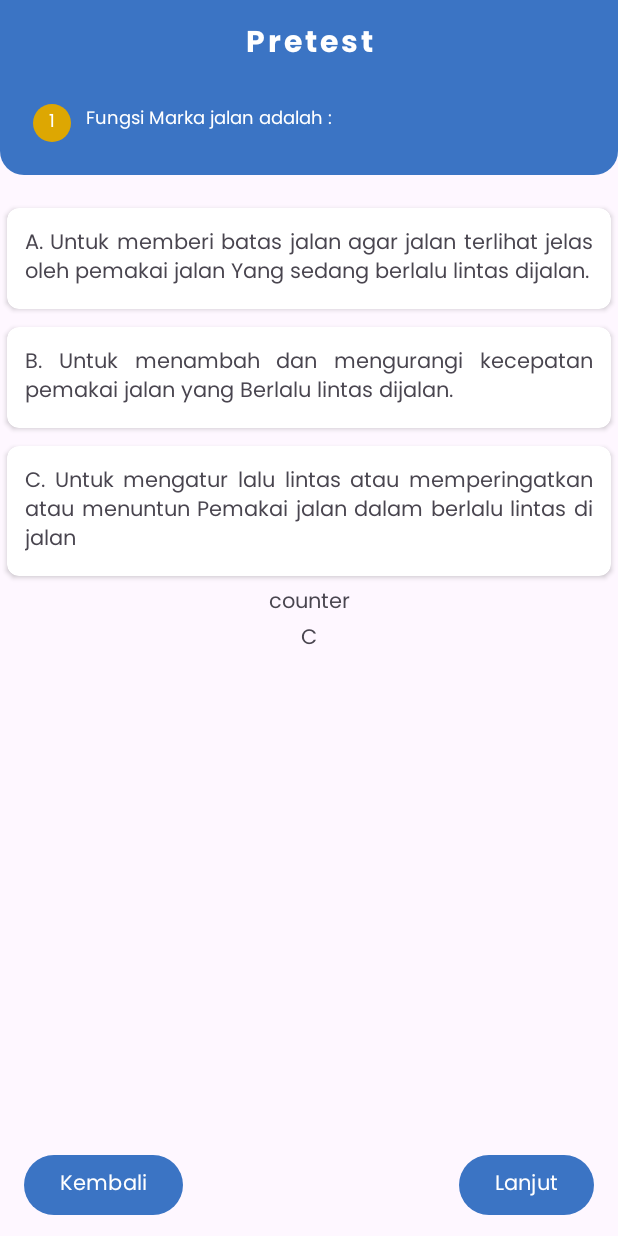
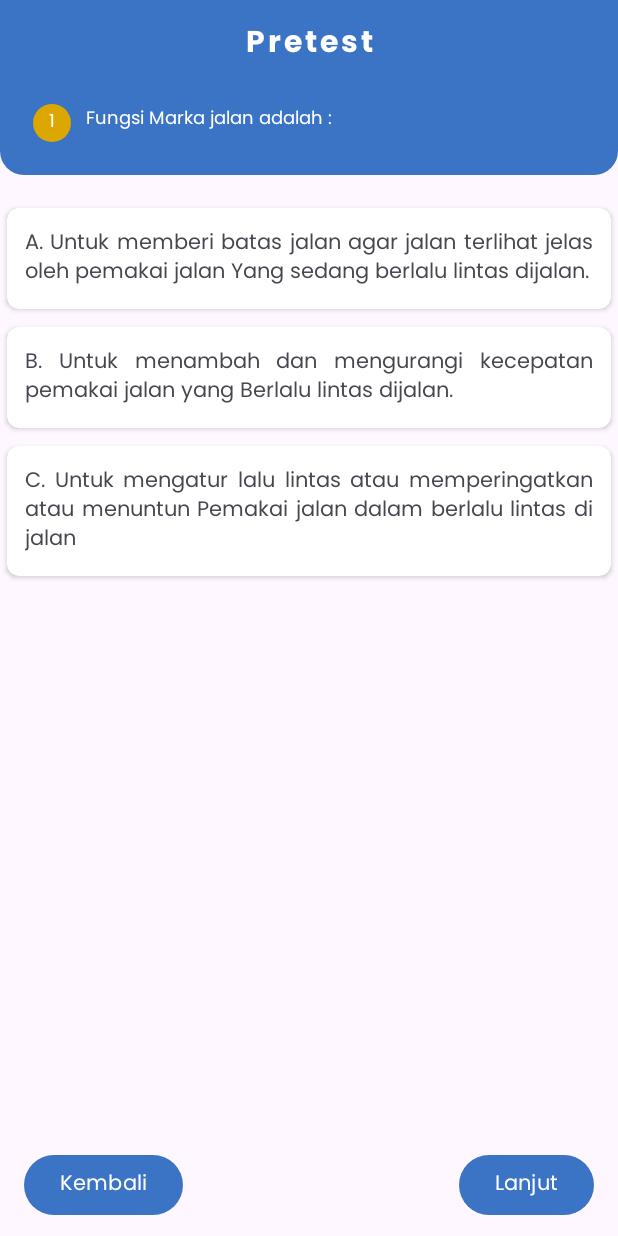
Before and after one commit to amaralfatah/traffic-safety-education-app, an Android app: the PreTestActivity screen opened directly, with no data from a screen before it, on a phone screen of 412 x 824 dp. Run offline under Robolectric (Android 15) with nearby library versions, the phone set to English and light mode, and no system bars; our stand-ins replace Room's generated code.

Commit message:
fix upload v1

```diff
--- a/app/src/main/java/com/eduproject/trafficsafetyeducation/posttest/PosttestActivity.kt
+++ b/app/src/main/java/com/eduproject/trafficsafetyeducation/posttest/PosttestActivity.kt
@@ -69,7 +69,7 @@ class PosttestActivity : AppCompatActivity() {
         if (!userAnswers.containsKey(currentIndex)) {
             answeredCorrectly[currentIndex] = false
         }
-        binding.clickedAnswer.text = currentItem.correctAnswer
+//        binding.clickedAnswer.text = currentItem.correctAnswer
         updateImage(currentItem.images)
 
 
@@ -123,7 +123,7 @@ class PosttestActivity : AppCompatActivity() {
         }
 
         userAnswers[currentIndex] = clickAnswer
-        binding.counter.text = "skor $correctAnswerCount"
+//        binding.counter.text = "skor $correctAnswerCount"
     }
 
     private fun navigateToNextQuestion(data: List<Postest>) {
--- a/app/src/main/java/com/eduproject/trafficsafetyeducation/pretest/PreTestActivity.kt
+++ b/app/src/main/java/com/eduproject/trafficsafetyeducation/pretest/PreTestActivity.kt
@@ -71,7 +71,7 @@ class PreTestActivity : AppCompatActivity() {
         if (!userAnswers.containsKey(currentIndex)) {
             answeredCorrectly[currentIndex] = false
         }
-        binding.clickedAnswer.text = currentItem.correctAnswer
+//        binding.clickedAnswer.text = currentItem.correctAnswer
         updateImage(currentItem.images)
 
         val currentAnswer = userAnswers[currentIndex]?:""
@@ -122,7 +122,7 @@ class PreTestActivity : AppCompatActivity() {
         }
 
         userAnswers[currentIndex] = clickAnswer
-        binding.counter.text = "skor $correctAnswerCount"
+//        binding.counter.text = "skor $correctAnswerCount"
     }
 
     private fun navigateToNextQuestion(data: List<DataEntity>) {
--- a/app/src/main/java/com/eduproject/trafficsafetyeducation/splash/SplashActivity.kt
+++ b/app/src/main/java/com/eduproject/trafficsafetyeducation/splash/SplashActivity.kt
@@ -22,3 +22,4 @@ class SplashActivity : AppCompatActivity() {
         }, SPLASH_TIME_OUT)
     }
 }
+// created by Amar Al Fatah & Jhorgi Gheovani Elbet
--- a/app/src/main/res/layout/activity_pre_test.xml
+++ b/app/src/main/res/layout/activity_pre_test.xml
@@ -104,26 +104,26 @@
                 app:layout_constraintEnd_toEndOf="parent"
                 app:layout_constraintStart_toStartOf="parent"/>
 
-            <TextView
-                android:id="@+id/counter"
-                android:layout_width="wrap_content"
-                android:layout_height="wrap_content"
-                app:layout_constraintVertical_bias="0"
-                android:text="counter"
-                app:layout_constraintStart_toStartOf="parent"
-                app:layout_constraintEnd_toEndOf="parent"
-                app:layout_constraintTop_toBottomOf="@id/rv_multiple_choice"
-                app:layout_constraintBottom_toBottomOf="parent"/>
+<!--            <TextView-->
+<!--                android:id="@+id/counter"-->
+<!--                android:layout_width="wrap_content"-->
+<!--                android:layout_height="wrap_content"-->
+<!--                app:layout_constraintVertical_bias="0"-->
+<!--                android:text="counter"-->
+<!--                app:layout_constraintStart_toStartOf="parent"-->
+<!--                app:layout_constraintEnd_toEndOf="parent"-->
+<!--                app:layout_constraintTop_toBottomOf="@id/rv_multiple_choice"-->
+<!--                app:layout_constraintBottom_toBottomOf="parent"/>-->
 
-            <TextView
-                android:id="@+id/clicked_answer"
-                android:layout_width="wrap_content"
-                android:layout_height="wrap_content"
-                android:text="clicked answer"
-                app:layout_constraintStart_toStartOf="parent"
-                app:layout_constraintEnd_toEndOf="parent"
-                app:layout_constraintTop_toBottomOf="@id/counter"
-                app:layout_constraintBottom_toBottomOf="parent"/>
+<!--            <TextView-->
+<!--                android:id="@+id/clicked_answer"-->
+<!--                android:layout_width="wrap_content"-->
+<!--                android:layout_height="wrap_content"-->
+<!--                android:text="clicked answer"-->
+<!--                app:layout_constraintStart_toStartOf="parent"-->
+<!--                app:layout_constraintEnd_toEndOf="parent"-->
+<!--                app:layout_constraintTop_toBottomOf="@id/counter"-->
+<!--                app:layout_constraintBottom_toBottomOf="parent"/>-->
         </androidx.constraintlayout.widget.ConstraintLayout>
 
     </ScrollView>
```
Also changed, not shown: app/src/main/AndroidManifest.xml (+15 -7 lines), app/src/main/res/layout/activity_posttest.xml (+19 -19 lines).
